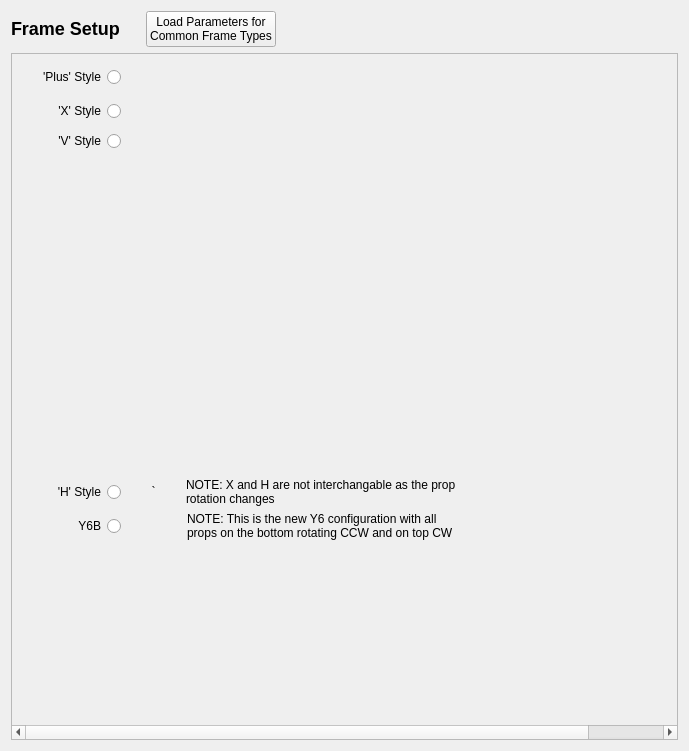
This is src/ui/configuration/FrameTypeConfig.ui in labtoast/apm_planner as Qt 5 draws it before an edit. The edited form follows.
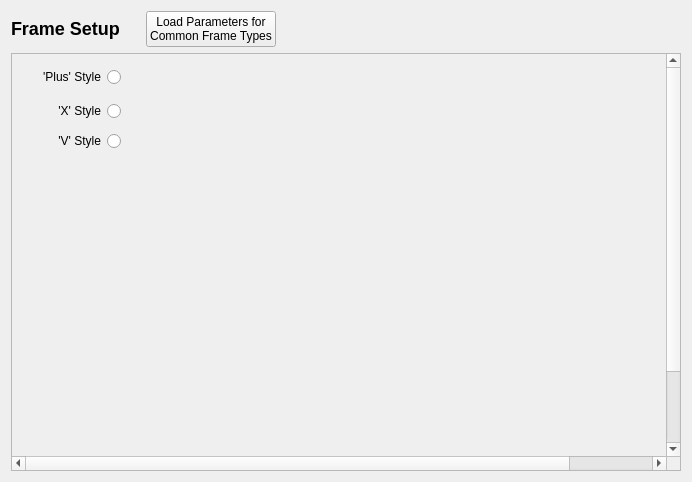
This is the edited form. Icons and pictures are not drawn.

Commit message: Frame Config: Fix layout size

```diff
--- a/src/ui/configuration/FrameTypeConfig.ui
+++ b/src/ui/configuration/FrameTypeConfig.ui
@@ -6,8 +6,8 @@
    <rect>
     <x>0</x>
     <y>0</y>
-    <width>689</width>
-    <height>751</height>
+    <width>692</width>
+    <height>482</height>
    </rect>
   </property>
   <property name="windowTitle">
```
